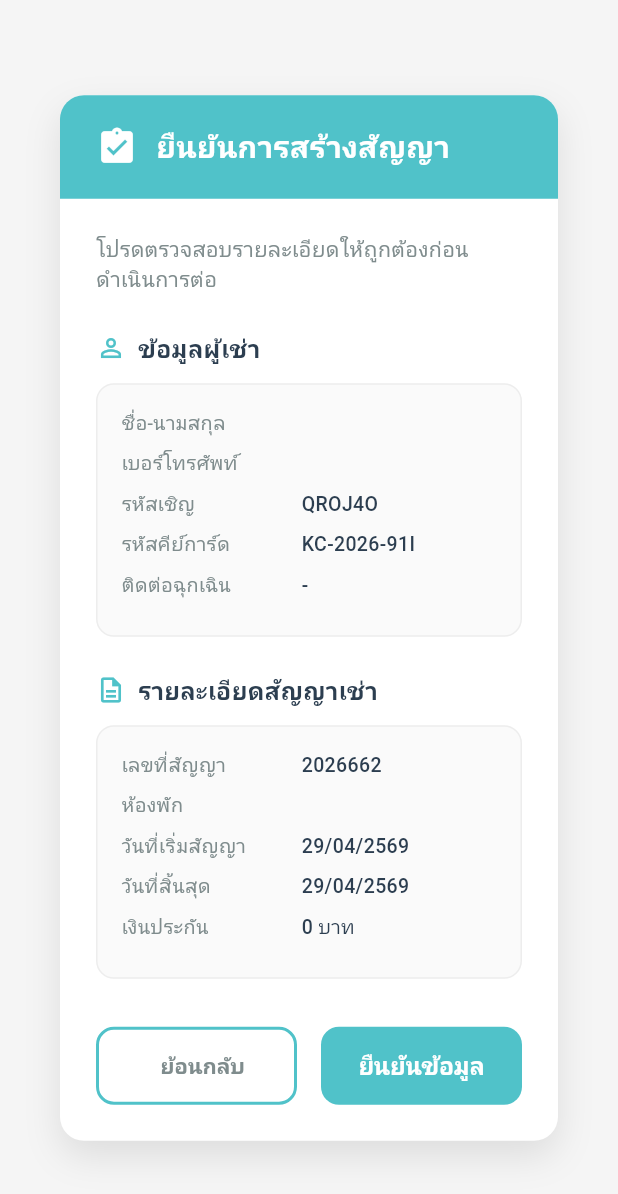
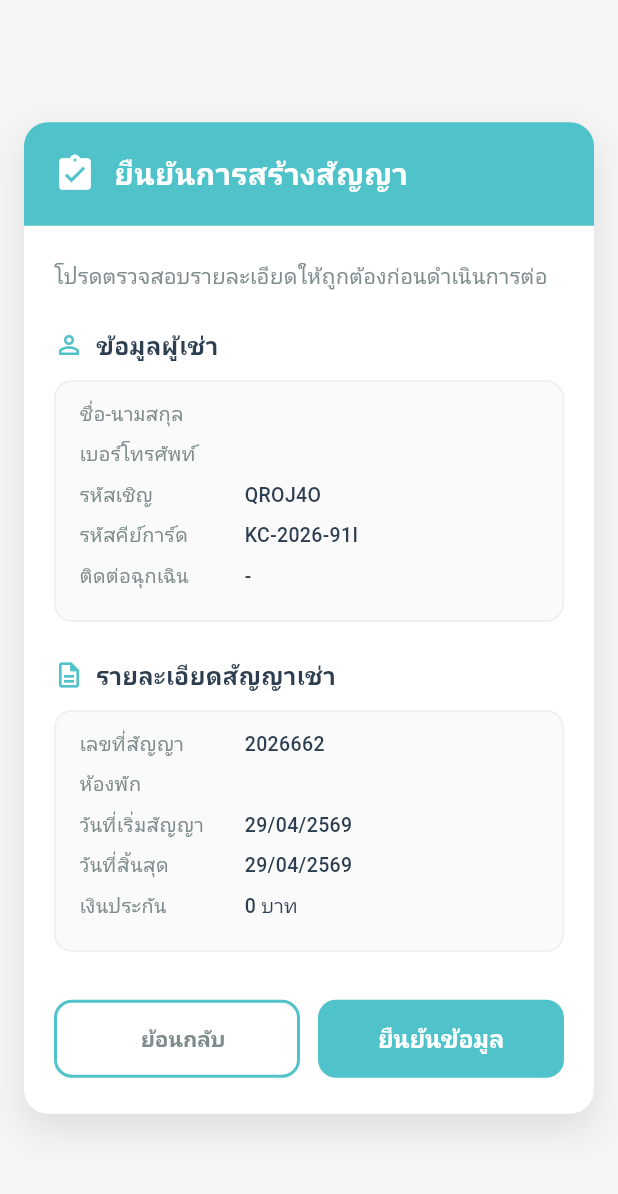
Before and after one commit to SittinonTee/apartment-management-system, a Flutter app: the ConfirmDialog widget shown alone on an empty page, opened directly with empty values, on a phone screen of 412 x 824 dp. Shown: the top 1194 px of the screen. Run offline on Flutter 3.47's test engine with Material 3 defaults, Android fonts, the phone set to English and light mode, and no system bars; our stand-ins replace dio, file_picker, firebase_core, firebase_messaging, flutter_local_notifications, flutter_secure_storage and 5 more; missing offline and left inert: universal_html; accounts and stored records are empty; network calls fail; Roboto replaces fonts that are missing (Prompt).

Commit message:
feat: add admin bill card widget and contract confirmation dialog for dashboard

```diff
--- a/frontend/lib/features/admin/bills/presentation/Bills_widgets/admin_bill_card.dart
+++ b/frontend/lib/features/admin/bills/presentation/Bills_widgets/admin_bill_card.dart
@@ -250,15 +250,7 @@ class _AdminBillCardState extends State<AdminBillCard> {
                 false,
                 textTheme,
               ),
-              const SizedBox(height: 8),
-              // ส่งค่า isMethod = true เข้าไป เพื่อให้มันวาดไอคอนบัตรเครดิตให้ (ถ้ามีข้อมูล)
-              _buildDetailRow(
-                'วิธีชำระ',
-                widget.payMethod ?? '-',
-                false,
-                textTheme,
-                isMethod: true,
-              ),
+
               if (widget.approvedBy != null && widget.approvedBy != '-') ...[
                 const SizedBox(height: 8),
                 _buildDetailRow(
--- a/frontend/lib/features/admin/dashboard/presentation/dashboard_widgets/confirm_dialog.dart
+++ b/frontend/lib/features/admin/dashboard/presentation/dashboard_widgets/confirm_dialog.dart
@@ -141,6 +141,10 @@ class _ConfirmDialogState extends State<ConfirmDialog> {
       shape: RoundedRectangleBorder(borderRadius: BorderRadius.circular(16)),
       elevation: 0,
       backgroundColor: Colors.transparent,
+      insetPadding: const EdgeInsets.symmetric(
+        horizontal: 16,
+        vertical: 24,
+      ), // ให้กว้างขึ้นบนมือถือ
       child: Container(
         constraints: const BoxConstraints(maxWidth: 500),
         decoration: BoxDecoration(
@@ -162,7 +166,7 @@ class _ConfirmDialogState extends State<ConfirmDialog> {
               Container(
                 padding: const EdgeInsets.symmetric(
                   vertical: 20,
-                  horizontal: 24,
+                  horizontal: 20, // ลดจาก 24
                 ),
                 decoration: const BoxDecoration(
                   color: AppColors.primary,
@@ -192,7 +196,10 @@ class _ConfirmDialogState extends State<ConfirmDialog> {
               ),
 
               Padding(
-                padding: const EdgeInsets.all(24.0),
+                padding: const EdgeInsets.symmetric(
+                  vertical: 24,
+                  horizontal: 20,
+                ), // ลด horizontal จาก 24
                 child: Column(
                   crossAxisAlignment: CrossAxisAlignment.start,
                   children: [
@@ -238,7 +245,7 @@ class _ConfirmDialogState extends State<ConfirmDialog> {
                             ),
                           ),
                         ),
-                        const SizedBox(width: 16),
+                        const SizedBox(width: 12), // ลดจาก 16
                         Expanded(
                           child: CustomButton(
                             text: 'ยืนยันข้อมูล',
@@ -293,7 +300,10 @@ class _ConfirmDialogState extends State<ConfirmDialog> {
   Widget _buildInfoTable(Map<String, String> info) {
     return Container(
       width: double.infinity,
-      padding: const EdgeInsets.all(16),
+      padding: const EdgeInsets.symmetric(
+        vertical: 12,
+        horizontal: 16,
+      ), // ปรับ padding
       decoration: BoxDecoration(
         color: AppColors.background.withValues(alpha: 0.5),
         borderRadius: BorderRadius.circular(12),
@@ -307,7 +317,7 @@ class _ConfirmDialogState extends State<ConfirmDialog> {
               crossAxisAlignment: CrossAxisAlignment.start,
               children: [
                 SizedBox(
-                  width: 120,
+                  width: 110, // ลดจาก 120
                   child: Text(
                     entry.key,
                     style: const TextStyle(
```
